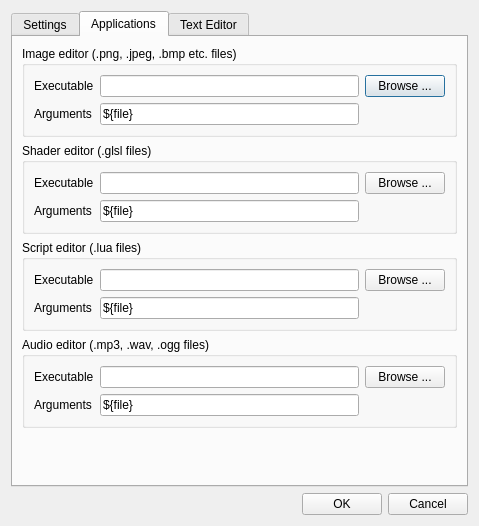
Qt form editor/gui/dlgsettings.ui (ensisoft/detonator) before a commit.
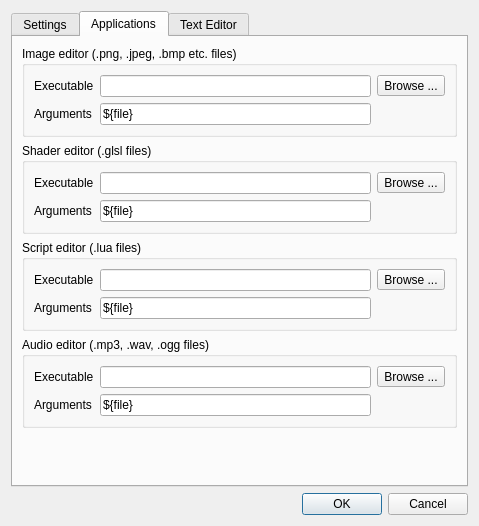
The same form after that commit. The open tabs and pages were chosen to show the change. Icons and pictures are not drawn.

Commit message:
Add some tool button icons in GSEditor's widgets
Add some tool button icons in GSEditor's widgets.

Patch:
```diff
--- a/editor/gui/dlgsettings.ui
+++ b/editor/gui/dlgsettings.ui
@@ -115,13 +115,6 @@
           <item row="0" column="1">
            <widget class="QLineEdit" name="edtImageEditorExecutable"/>
           </item>
-          <item row="0" column="2" colspan="2">
-           <widget class="QPushButton" name="btnSelectImageEditor">
-            <property name="text">
-             <string>Browse ...</string>
-            </property>
-           </widget>
-          </item>
           <item row="1" column="0">
            <widget class="QLabel" name="label_2">
             <property name="text">
@@ -136,6 +129,17 @@
             </property>
            </widget>
           </item>
+          <item row="0" column="2" colspan="2">
+           <widget class="QToolButton" name="btnSelectImageEditor">
+            <property name="text">
+             <string>Browse ...</string>
+            </property>
+            <property name="icon">
+             <iconset resource="../resource/resource.qrc">
+              <normaloff>:/16x16_ico_png/folder.png</normaloff>:/16x16_ico_png/folder.png</iconset>
+            </property>
+           </widget>
+          </item>
          </layout>
         </widget>
        </item>
@@ -155,13 +159,6 @@
           <item row="0" column="1">
            <widget class="QLineEdit" name="edtShaderEditorExecutable"/>
           </item>
-          <item row="0" column="2" colspan="2">
-           <widget class="QPushButton" name="btnSelectShaderEditor">
-            <property name="text">
-             <string>Browse ...</string>
-            </property>
-           </widget>
-          </item>
           <item row="1" column="0">
            <widget class="QLabel" name="label_4">
             <property name="text">
@@ -176,6 +173,17 @@
             </property>
            </widget>
           </item>
+          <item row="0" column="2" colspan="2">
+           <widget class="QToolButton" name="btnSelectShaderEditor">
+            <property name="text">
+             <string>Browse ...</string>
+            </property>
+            <property name="icon">
+             <iconset resource="../resource/resource.qrc">
+              <normaloff>:/16x16_ico_png/folder.png</normaloff>:/16x16_ico_png/folder.png</iconset>
+            </property>
+           </widget>
+          </item>
          </layout>
         </widget>
        </item>
@@ -195,13 +203,6 @@
           <item row="0" column="1">
            <widget class="QLineEdit" name="edtScriptEditorExecutable"/>
           </item>
-          <item row="0" column="2" colspan="2">
-           <widget class="QPushButton" name="btnSelectScriptEditor">
-            <property name="text">
-             <string>Browse ...</string>
-            </property>
-           </widget>
-          </item>
           <item row="1" column="0">
            <widget class="QLabel" name="label_7">
             <property name="text">
@@ -216,6 +217,17 @@
             </property>
            </widget>
           </item>
+          <item row="0" column="2" colspan="2">
+           <widget class="QToolButton" name="btnSelectScriptEditor">
+            <property name="text">
+             <string>Browse ...</string>
+            </property>
+            <property name="icon">
+             <iconset resource="../resource/resource.qrc">
+              <normaloff>:/16x16_ico_png/folder.png</normaloff>:/16x16_ico_png/folder.png</iconset>
+            </property>
+           </widget>
+          </item>
          </layout>
         </widget>
        </item>
@@ -235,13 +247,6 @@
           <item row="0" column="1">
            <widget class="QLineEdit" name="edtAudioEditorExecutable"/>
           </item>
-          <item row="0" column="2" colspan="2">
-           <widget class="QPushButton" name="btnSelectAudioEditor">
-            <property name="text">
-             <string>Browse ...</string>
-            </property>
-           </widget>
-          </item>
           <item row="1" column="0">
            <widget class="QLabel" name="label_12">
             <property name="text">
@@ -256,6 +261,17 @@
             </property>
            </widget>
           </item>
+          <item row="0" column="2" colspan="2">
+           <widget class="QToolButton" name="btnSelectAudioEditor">
+            <property name="text">
+             <string>Browse ...</string>
+            </property>
+            <property name="icon">
+             <iconset resource="../resource/resource.qrc">
+              <normaloff>:/16x16_ico_png/folder.png</normaloff>:/16x16_ico_png/folder.png</iconset>
+            </property>
+           </widget>
+          </item>
          </layout>
         </widget>
        </item>
```
The commit also changes 7 other files.
